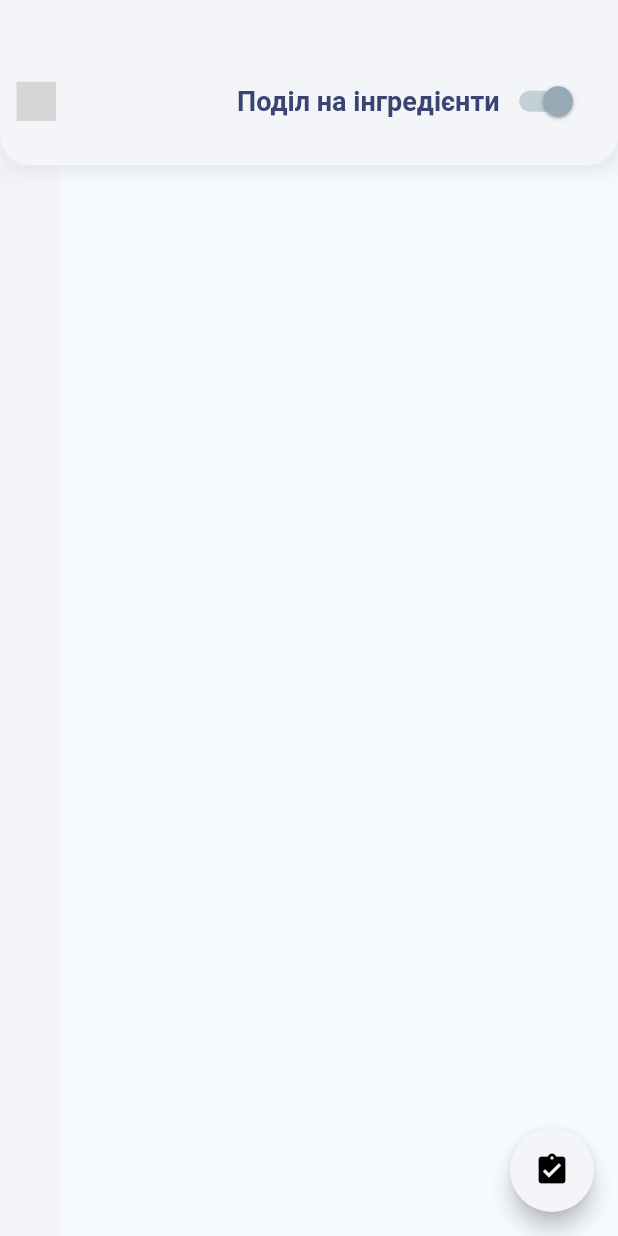
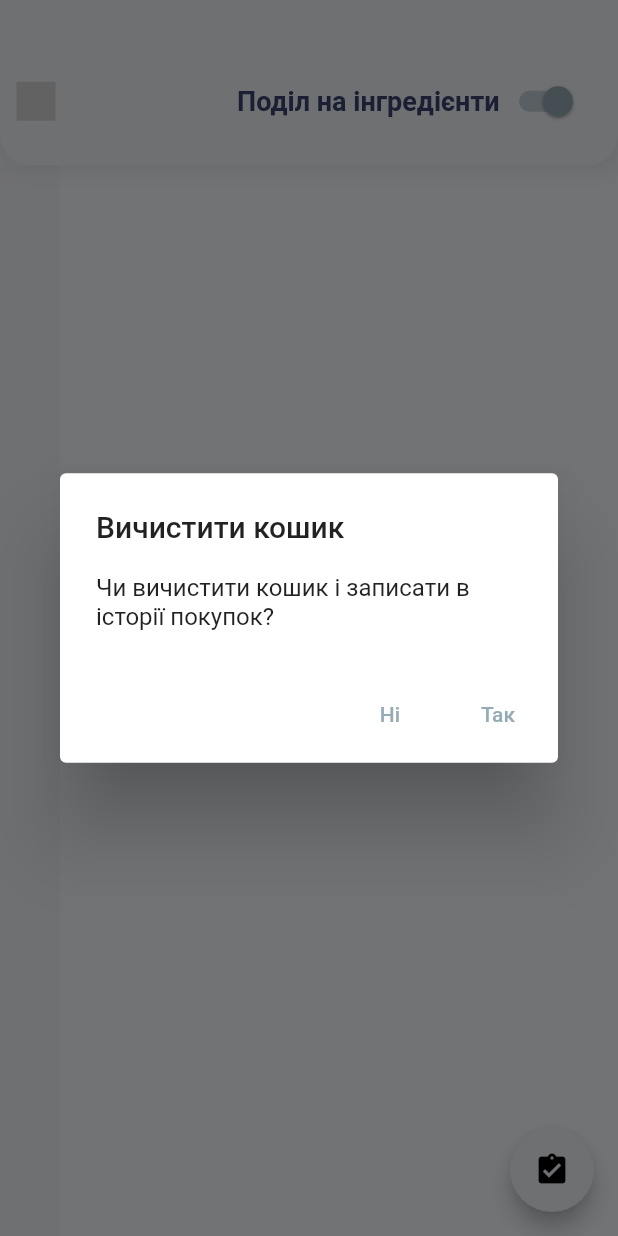
Before and after one commit to halws/my_family_recipes, a Flutter app: the BasketScreen screen opened by its route, after a tap on the "assignment turned in" icon, on a phone screen of 412 x 824 dp. Run offline on Flutter 3.47's test engine with Material 2 defaults, Android fonts, the phone set to English and light mode, and no system bars; our stand-ins replace carousel_slider, tab_indicator_styler; missing offline and left inert: decorated_icon; network calls fail; grey boxes are pictures that could not be loaded.

```diff
--- a/lib/main.dart
+++ b/lib/main.dart
@@ -31,6 +31,11 @@ class MyApp extends StatelessWidget {
             scaffoldBackgroundColor: Colors.white,
             accentColor: ColorUtils.hexToColor('#96ABB5'),
             primaryColor: ColorUtils.hexToColor('#F3F5F9'),
+            textButtonTheme: TextButtonThemeData(
+              style: TextButton.styleFrom(
+                primary: ColorUtils.hexToColor('#96ABB5'),
+              ),
+            ),
             textTheme: TextTheme(
               headline1: TextStyle(
                 fontSize: 18,
--- a/lib/providers/basket.dart
+++ b/lib/providers/basket.dart
@@ -3,6 +3,7 @@ import 'package:flutter/material.dart';
 import 'package:my_family_recipes/models/Basket-recipe.dart';
 
 class Basket with ChangeNotifier {
+  /// TODO write all items to storage
   List<BasketItem> _items = [];
   List<BasketItem> get items => [..._items];
 
--- a/lib/screens/basket/basket_screen.dart
+++ b/lib/screens/basket/basket_screen.dart
@@ -14,6 +14,34 @@ class BasketScreen extends StatefulWidget {
 
   @override
   _BasketScreenState createState() => _BasketScreenState();
+}
+
+showAlertDialog(BuildContext context) {
+  // set up the buttons
+  Widget cancelButton = TextButton(
+    child: Text("Ні"),
+    onPressed: () => Navigator.pop(context),
+  );
+  Widget continueButton = TextButton(
+    child: Text("Так"),
+    onPressed: () {},
+  );
+  // set up the AlertDialog
+  AlertDialog alert = AlertDialog(
+    title: Text("Вичистити кошик"),
+    content: Text("Чи вичистити кошик і записати в історії покупок?"),
+    actions: [
+      cancelButton,
+      continueButton,
+    ],
+  );
+  // show the dialog
+  showDialog(
+    context: context,
+    builder: (BuildContext context) {
+      return alert;
+    },
+  );
 }
 
 class _BasketScreenState extends State<BasketScreen> {
@@ -63,8 +91,9 @@ class _BasketScreenState extends State<BasketScreen> {
           )
         ],
       )),
+      // TODO show this button only when there are few elements in the list
       floatingActionButton: FloatingActionButton(
-        onPressed: () => {},
+        onPressed: () => showAlertDialog(context),
         child: Icon(Icons.assignment_turned_in),
         backgroundColor: ColorUtils.hexToColor('#F3F5F9'),
       ),
```
